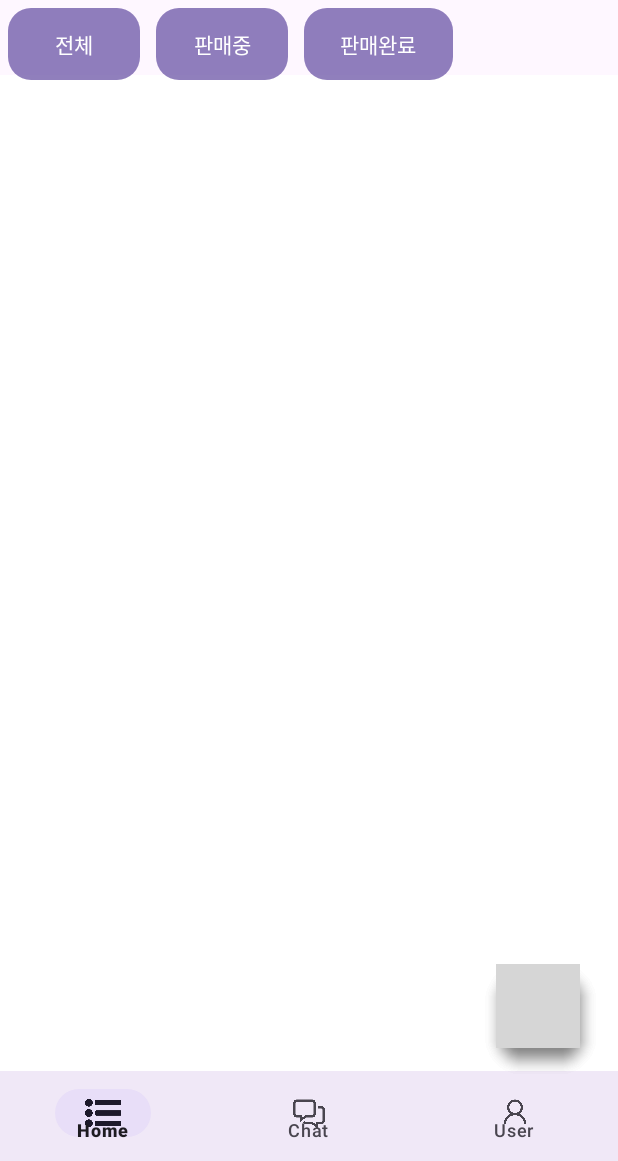
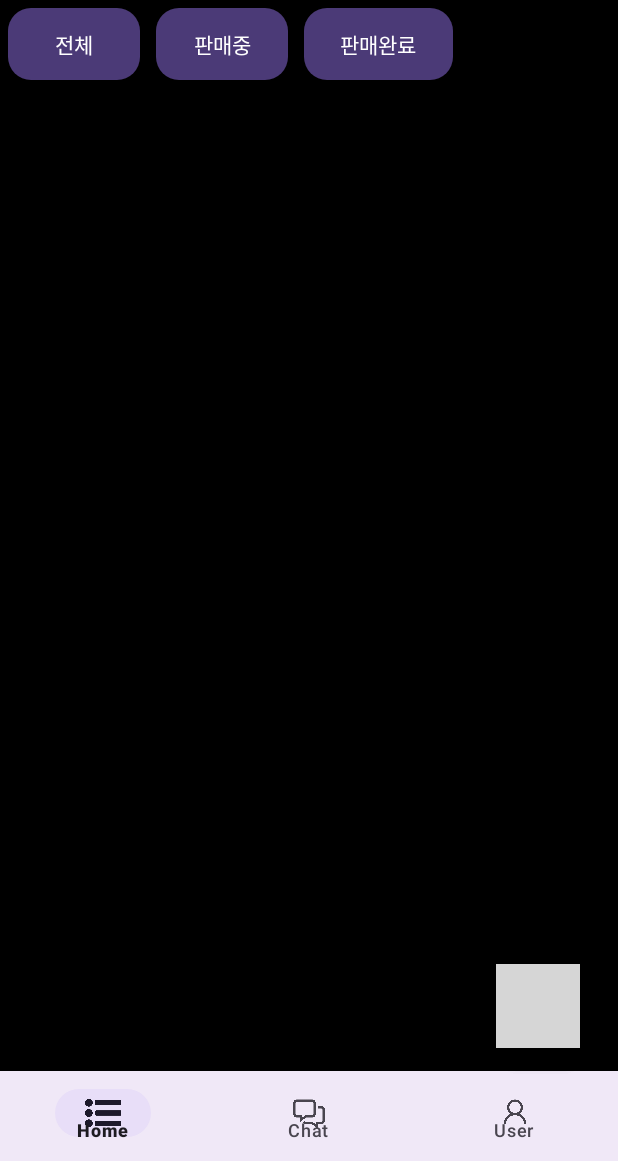
Before and after one commit to keon22han/sealed_secondhand, an Android app: the MainActivity screen opened directly, with no data from a screen before it, on a phone screen of 412 x 824 dp, the part 75-1236 px from its top. Run offline under Robolectric (Android 15) with nearby library versions, the phone set to English and light mode, and no system bars; our stand-ins replace Firebase (no records; nobody signed in at launch, a user with empty details on screens opened directly); grey boxes are pictures that could not be loaded.

Commit message:
change withe To black Thema
화면 black 및 글 white

```diff
--- a/app/src/main/res/layout/activity_main.xml
+++ b/app/src/main/res/layout/activity_main.xml
@@ -98,6 +98,7 @@
         android:id="@+id/filterLayout"
         android:layout_width="match_parent"
         android:layout_height="wrap_content"
+        android:background="#000000"
         app:layout_constraintHorizontal_bias="0.0"
         app:layout_constraintLeft_toLeftOf="parent"
         app:layout_constraintRight_toRightOf="parent"
--- a/app/src/main/res/layout/activity_postlist.xml
+++ b/app/src/main/res/layout/activity_postlist.xml
@@ -2,12 +2,13 @@
 <LinearLayout xmlns:android="http://schemas.android.com/apk/res/android"
     android:layout_width="match_parent"
     android:layout_height="match_parent"
-    android:background="@color/white">
+    android:background="@color/black">
     <androidx.recyclerview.widget.RecyclerView
         android:id="@+id/postListRecyclerView"
         android:layout_width="match_parent"
         android:layout_height="wrap_content"
         android:layout_marginBottom="80dp"
+        android:background="@color/black"
         />
 
 </LinearLayout>
```
Also changed, not shown: app/src/main/res/layout/postlist_item.xml (+10 -7 lines).
